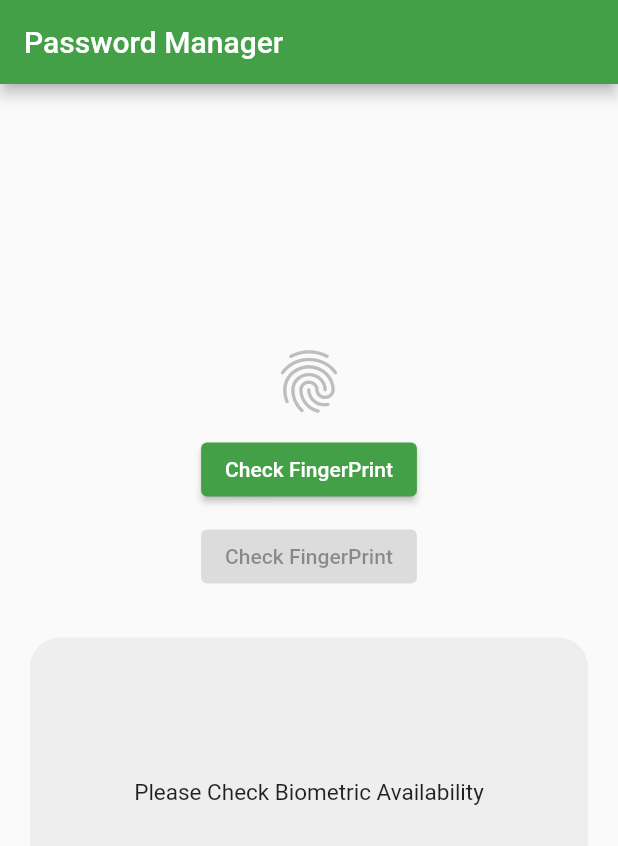
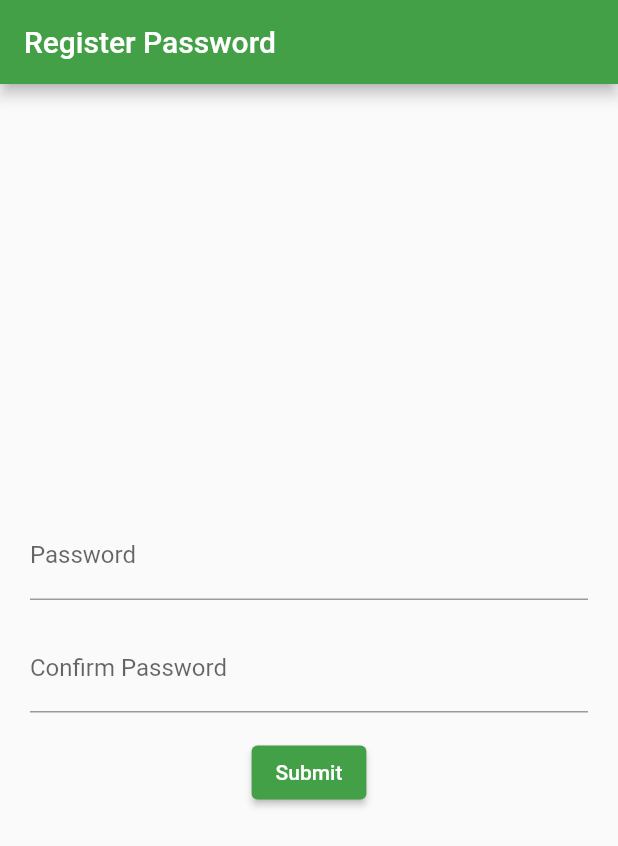
Before and after one commit to anggaeriansyah/password-manager, a Flutter app: the screen it shows after launch, on a phone screen of 412 x 824 dp. Shown: the top 846 px of the screen. Run offline on Flutter 3.47's test engine with Material 2 defaults, Android fonts, the phone set to English and light mode, and no system bars; our stand-ins replace get, local_auth, shared_preferences.

Commit message:
menambahkan page register

```diff
--- /dev/null
+++ b/lib/controllers/password_controller.dart
@@ -0,0 +1,32 @@
+import 'package:flutter/material.dart';
+import 'package:get/get.dart';
+
+class PasswordController extends GetxController {
+  final TextEditingController passwordController = TextEditingController();
+  final TextEditingController confirmPasswordController =
+      TextEditingController();
+
+  void validatePassword() {
+    String password = passwordController.text;
+    String confirmPassword = confirmPasswordController.text;
+
+    if (password.isEmpty || confirmPassword.isEmpty) {
+      // Password dan konfirmasi password sama
+      Get.defaultDialog(
+        title: 'Error',
+        middleText: 'lengkapi password terlebih dahulu.',
+      );
+    } else if (password == confirmPassword) {
+      Get.defaultDialog(
+        title: 'Success',
+        middleText: 'Password and Confirmation Password are the same.',
+      );
+    } else {
+      // Password dan konfirmasi password tidak sama
+      Get.defaultDialog(
+        title: 'Error',
+        middleText: 'Password and Confirmation Password are not the same.',
+      );
+    }
+  }
+}
--- a/lib/main.dart
+++ b/lib/main.dart
@@ -1,7 +1,9 @@
-// import 'dart:convert';
 import 'package:flutter/material.dart';
-import 'package:password_manager/pages/homePage.dart';
-// import 'controller/theme_state.dart';
+import 'package:password_manager/controllers/password_controller.dart';
+import 'package:password_manager/pages/loginPage.dart';
+import 'package:password_manager/managers/shared_preference_manager.dart';
+import 'package:password_manager/pages/registerPage.dart';
+import 'package:get/get.dart';
 
 void main() async {
   runApp(MyApp());
@@ -20,10 +22,28 @@ class MyApp extends StatelessWidget {
 
   @override
   Widget build(BuildContext context) {
-    return MaterialApp(
+    final PasswordController passwordController = Get.put(PasswordController());
+    return GetMaterialApp(
+      debugShowCheckedModeBanner: false,
       theme: lightTheme, // Tema light mode
       darkTheme: darkTheme, // Set tema sesuai status saat ini
-      home: HomePage(),
+      home: FutureBuilder<bool>(
+        future: SharedPreferencesManager.hasPassword(),
+        builder: (BuildContext context, AsyncSnapshot<bool> snapshot) {
+          if (snapshot.connectionState == ConnectionState.waiting) {
+            // Menampilkan tampilan loading jika sedang memeriksa password
+            return Scaffold(
+              body: Center(child: CircularProgressIndicator()),
+            );
+          } else if (snapshot.hasData && snapshot.data == true) {
+            // Password ada, tampilkan LoginPage
+            return LoginPage();
+          } else {
+            // Password tidak ada, tampilkan RegisterPage
+            return RegisterPage();
+          }
+        },
+      ),
     );
   }
 }
--- /dev/null
+++ b/lib/managers/shared_preference_manager.dart
@@ -0,0 +1,29 @@
+import 'package:shared_preferences/shared_preferences.dart';
+
+class SharedPreferencesManager {
+  static const String _keyPassword = 'password';
+
+  // Fungsi untuk menyimpan password ke SharedPreferences
+  static Future<void> savePassword(String password) async {
+    final SharedPreferences prefs = await SharedPreferences.getInstance();
+    await prefs.setString(_keyPassword, password);
+  }
+
+  // Fungsi untuk mengambil password dari SharedPreferences
+  static Future<String?> getPassword() async {
+    final SharedPreferences prefs = await SharedPreferences.getInstance();
+    return prefs.getString(_keyPassword);
+  }
+
+  // Fungsi untuk memeriksa apakah password ada dalam SharedPreferences
+  static Future<bool> hasPassword() async {
+    final SharedPreferences prefs = await SharedPreferences.getInstance();
+    return prefs.containsKey(_keyPassword);
+  }
+
+  // Fungsi untuk menghapus password dari SharedPreferences
+  static Future<void> removePassword() async {
+    final SharedPreferences prefs = await SharedPreferences.getInstance();
+    await prefs.remove(_keyPassword);
+  }
+}
--- a/lib/pages/homePage.dart
+++ b/lib/pages/loginPage.dart
@@ -3,14 +3,14 @@ import 'package:get/get.dart';
 import 'package:local_auth/local_auth.dart';
 import 'package:password_manager/pages/passwordsPage.dart';
 
-class HomePage extends StatefulWidget {
-  const HomePage({Key? key}) : super(key: key);
+class LoginPage extends StatefulWidget {
+  const LoginPage({Key? key}) : super(key: key);
 
   @override
-  State<HomePage> createState() => _HomePageState();
+  State<LoginPage> createState() => _LoginPageState();
 }
 
-class _HomePageState extends State<HomePage> {
+class _LoginPageState extends State<LoginPage> {
   LocalAuthentication localAuthentication = LocalAuthentication();
 
   bool isAvailable = false;
--- /dev/null
+++ b/lib/pages/registerPage.dart
@@ -0,0 +1,57 @@
+import 'package:flutter/material.dart';
+import 'package:flutter/src/foundation/key.dart';
+import 'package:flutter/src/widgets/framework.dart';
+import 'package:password_manager/controllers/password_controller.dart';
+import 'package:password_manager/managers/shared_preference_manager.dart';
+import 'package:get/get.dart';
+
+class RegisterPage extends StatelessWidget {
+  const RegisterPage({Key? key}) : super(key: key);
+
+  @override
+  Widget build(BuildContext context) {
+    // final PasswordController passwordController = Get.put(PasswordController());
+    final PasswordController passwordController = Get.find();
+    // TextEditingController passwordController = TextEditingController();
+    // TextEditingController confirmPasswordController = TextEditingController();
+    return Scaffold(
+      appBar: AppBar(
+        title: Text('Register Password'),
+        backgroundColor: Theme.of(context).primaryColor,
+      ),
+      body: Padding(
+          padding: EdgeInsets.all(20),
+          child: Column(
+            mainAxisAlignment: MainAxisAlignment.center,
+            children: [
+              TextField(
+                controller: passwordController.passwordController,
+                obscureText: true,
+                enableInteractiveSelection: false,
+                decoration: InputDecoration(
+                  labelText: 'Password',
+                ),
+              ),
+              SizedBox(height: 16.0),
+              TextField(
+                controller: passwordController.confirmPasswordController,
+                obscureText: true,
+                enableInteractiveSelection: false,
+                decoration: InputDecoration(
+                  labelText: 'Confirm Password',
+                ),
+              ),
+              SizedBox(height: 16.0),
+              ElevatedButton(
+                style: ElevatedButton.styleFrom(
+                    primary: Theme.of(context).primaryColor),
+                onPressed: () {
+                  passwordController.validatePassword();
+                },
+                child: Text('Submit'),
+              ),
+            ],
+          )),
+    );
+  }
+}
--- a/pubspec.yaml
+++ b/pubspec.yaml
@@ -36,6 +36,7 @@ dev_dependencies:
     sdk: flutter
   get: ^4.6.5
   local_auth: ^1.1.11
+  shared_preferences: ^2.1.0
 
 # For information on the generic Dart part of this file, see the
 # following page: https://dart.dev/tools/pub/pubspec
```
Also changed, not shown: pubspec.lock, 2 other files.
